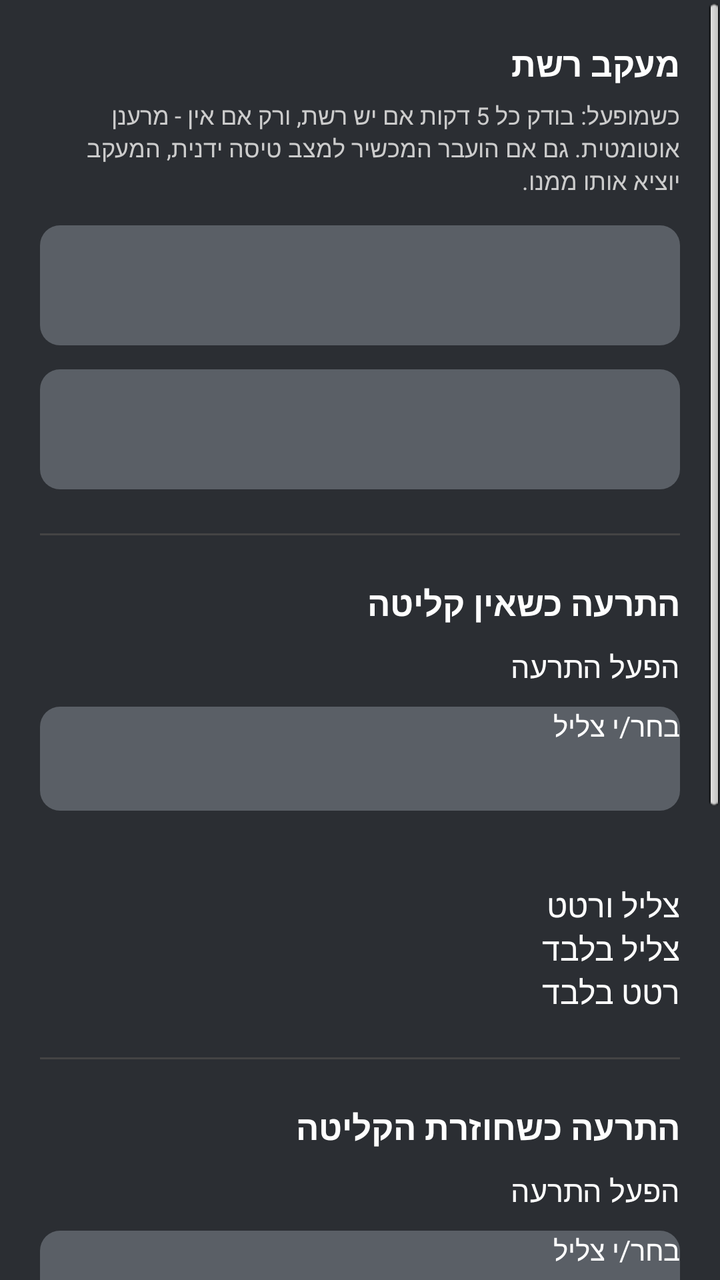
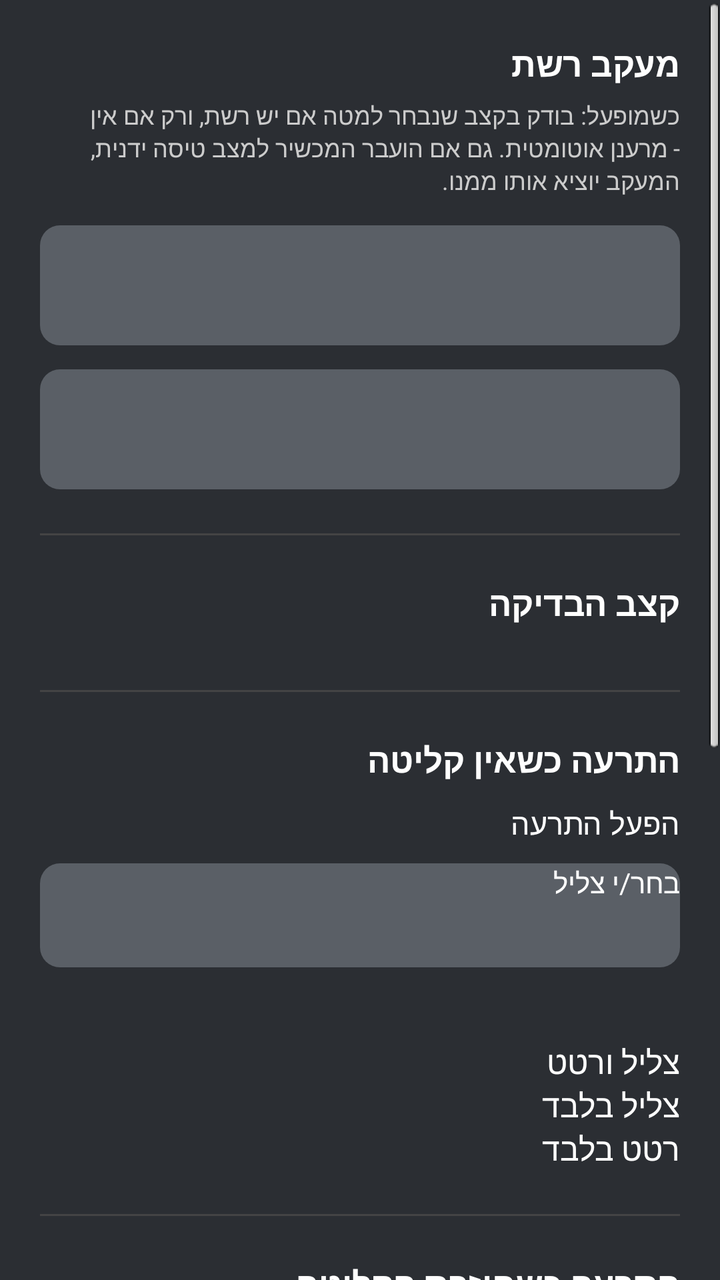

Compare the two renders of this Android layout. The source of the first and the diff that turns it into the second are given below.
<!-- AndroidManifest.xml: application theme AppTheme -->
<!-- res/layout/activity_settings.xml -->
<?xml version="1.0" encoding="utf-8"?>
<ScrollView xmlns:android="http://schemas.android.com/apk/res/android"
    android:layout_width="match_parent"
    android:layout_height="match_parent"
    android:fillViewport="true"
    android:background="?attr/colorBgMain">

    <LinearLayout
        android:layout_width="match_parent"
        android:layout_height="wrap_content"
        android:orientation="vertical"
        android:paddingLeft="20dp"
        android:paddingRight="20dp"
        android:paddingTop="20dp"
        android:paddingBottom="32dp">

        
        <TextView
            android:layout_width="match_parent"
            android:layout_height="wrap_content"
            android:text="@string/section_monitors"
            android:textColor="?attr/colorTextPrimary"
            android:textSize="17sp"
            android:textStyle="bold"
            android:paddingBottom="6dp" />

        <TextView
            android:layout_width="match_parent"
            android:layout_height="wrap_content"
            android:text="@string/monitor_explanation"
            android:textColor="?attr/colorTextSecondary"
            android:textSize="12sp"
            android:paddingBottom="14dp" />

        <Button
            android:id="@+id/btnPhoneMonitor"
            android:layout_width="match_parent"
            android:layout_height="60dp"
            android:layout_marginBottom="12dp"
            android:background="@drawable/bg_toggle_off"
            android:textColor="@color/text_white"
            android:textSize="15sp"
            android:textStyle="bold"
            android:focusable="true"
            android:focusableInTouchMode="false" />

        <Button
            android:id="@+id/btnInternetMonitor"
            android:layout_width="match_parent"
            android:layout_height="60dp"
            android:background="@drawable/bg_toggle_off"
            android:textColor="@color/text_white"
            android:textSize="15sp"
            android:textStyle="bold"
            android:focusable="true"
            android:focusableInTouchMode="false" />

        <View
            android:layout_width="match_parent"
            android:layout_height="1dp"
            android:background="?attr/colorDivider"
            android:layout_marginTop="22dp"
            android:layout_marginBottom="22dp" />

        
        <TextView
            android:layout_width="match_parent"
            android:layout_height="wrap_content"
            android:text="@string/section_alert_lost"
            android:textColor="?attr/colorTextPrimary"
            android:textSize="17sp"
            android:textStyle="bold"
            android:paddingBottom="10dp" />

        <CheckBox
            android:id="@+id/checkAlertLostEnabled"
            android:layout_width="match_parent"
            android:layout_height="wrap_content"
            android:text="@string/alert_enable"
            android:textColor="?attr/colorTextPrimary"
            android:textSize="15sp"
            android:paddingBottom="10dp" />

        <Button
            android:id="@+id/btnAlertLostSound"
            android:layout_width="match_parent"
            android:layout_height="52dp"
            android:layout_marginBottom="10dp"
            android:background="@drawable/bg_toggle_off"
            android:text="@string/alert_choose_sound"
            android:textColor="@color/text_white"
            android:textSize="14sp"
            android:focusable="true"
            android:focusableInTouchMode="false" />

        <TextView
            android:id="@+id/alertLostSoundName"
            android:layout_width="match_parent"
            android:layout_height="wrap_content"
            android:textColor="?attr/colorTextSecondary"
            android:textSize="12sp"
            android:paddingBottom="10dp" />

        <RadioGroup
            android:id="@+id/radioAlertLostMode"
            android:layout_width="match_parent"
            android:layout_height="wrap_content"
            android:orientation="vertical">

            <RadioButton
                android:id="@+id/radioLostSoundVibrate"
                android:layout_width="match_parent"
                android:layout_height="wrap_content"
                android:text="@string/alert_mode_sound_vibrate"
                android:textColor="?attr/colorTextPrimary" />

            <RadioButton
                android:id="@+id/radioLostSoundOnly"
                android:layout_width="match_parent"
                android:layout_height="wrap_content"
                android:text="@string/alert_mode_sound_only"
                android:textColor="?attr/colorTextPrimary" />

            <RadioButton
                android:id="@+id/radioLostVibrateOnly"
                android:layout_width="match_parent"
                android:layout_height="wrap_content"
                android:text="@string/alert_mode_vibrate_only"
                android:textColor="?attr/colorTextPrimary" />
        </RadioGroup>

        <View
            android:layout_width="match_parent"
            android:layout_height="1dp"
            android:background="?attr/colorDivider"
            android:layout_marginTop="22dp"
            android:layout_marginBottom="22dp" />

        
        <TextView
            android:layout_width="match_parent"
            android:layout_height="wrap_content"
            android:text="@string/section_alert_restored"
            android:textColor="?attr/colorTextPrimary"
            android:textSize="17sp"
            android:textStyle="bold"
            android:paddingBottom="10dp" />

        <CheckBox
            android:id="@+id/checkAlertRestoredEnabled"
            android:layout_width="match_parent"
            android:layout_height="wrap_content"
            android:text="@string/alert_enable"
            android:textColor="?attr/colorTextPrimary"
            android:textSize="15sp"
            android:paddingBottom="10dp" />

        <Button
            android:id="@+id/btnAlertRestoredSound"
            android:layout_width="match_parent"
            android:layout_height="52dp"
            android:layout_marginBottom="10dp"
            android:background="@drawable/bg_toggle_off"
            android:text="@string/alert_choose_sound"
            android:textColor="@color/text_white"
            android:textSize="14sp"
            android:focusable="true"
            android:focusableInTouchMode="false" />

        <TextView
            android:id="@+id/alertRestoredSoundName"
            android:layout_width="match_parent"
            android:layout_height="wrap_content"
            android:textColor="?attr/colorTextSecondary"
            android:textSize="12sp"
            android:paddingBottom="10dp" />

        <RadioGroup
            android:id="@+id/radioAlertRestoredMode"
            android:layout_width="match_parent"
            android:layout_height="wrap_content"
            android:orientation="vertical">

            <RadioButton
                android:id="@+id/radioRestoredSoundVibrate"
                android:layout_width="match_parent"
                android:layout_height="wrap_content"
                android:text="@string/alert_mode_sound_vibrate"
                android:textColor="?attr/colorTextPrimary" />

            <RadioButton
                android:id="@+id/radioRestoredSoundOnly"
                android:layout_width="match_parent"
                android:layout_height="wrap_content"
                android:text="@string/alert_mode_sound_only"
                android:textColor="?attr/colorTextPrimary" />

            <RadioButton
                android:id="@+id/radioRestoredVibrateOnly"
                android:layout_width="match_parent"
                android:layout_height="wrap_content"
                android:text="@string/alert_mode_vibrate_only"
                android:textColor="?attr/colorTextPrimary" />
        </RadioGroup>

        <View
            android:layout_width="match_parent"
            android:layout_height="1dp"
            android:background="?attr/colorDivider"
            android:layout_marginTop="22dp"
            android:layout_marginBottom="22dp" />

        
        <TextView
            android:layout_width="match_parent"
            android:layout_height="wrap_content"
            android:text="@string/section_diagnostics"
            android:textColor="?attr/colorTextPrimary"
            android:textSize="17sp"
            android:textStyle="bold"
            android:paddingBottom="6dp" />

        <TextView
            android:layout_width="match_parent"
            android:layout_height="wrap_content"
            android:text="@string/diagnostics_explanation"
            android:textColor="?attr/colorTextSecondary"
            android:textSize="12sp"
            android:paddingBottom="10dp" />

        <TextView
            android:id="@+id/diagnosticsLogText"
            android:layout_width="match_parent"
            android:layout_height="wrap_content"
            android:text=""
            android:textColor="?attr/colorTextSecondary"
            android:textSize="11sp"
            android:fontFamily="monospace"
            android:background="?attr/colorRowBg"
            android:padding="10dp"
            android:layout_marginBottom="12dp" />

        <Button
            android:id="@+id/btnClearDiagnostics"
            android:layout_width="match_parent"
            android:layout_height="48dp"
            android:background="@drawable/bg_toggle_off"
            android:text="@string/diagnostics_clear"
            android:textColor="@color/text_white"
            android:textSize="14sp"
            android:focusable="true"
            android:focusableInTouchMode="false" />

    </LinearLayout>
</ScrollView>
<!-- resources referenced by this layout -->
<resources>
  <color name="text_white">#FFFFFFFF</color>
  <!-- drawable bg_toggle_off (drawable) -->
  <?xml version="1.0" encoding="utf-8"?>
  <selector xmlns:android="http://schemas.android.com/apk/res/android">
  
      <item android:state_focused="true">
          <shape android:shape="rectangle">
              <corners android:radius="10dp" />
              <solid android:color="@color/toggle_off_gray" />
              <stroke android:width="3dp" android:color="@color/focus_green" />
          </shape>
      </item>
  
      <item android:state_pressed="true">
          <shape android:shape="rectangle">
              <corners android:radius="10dp" />
              <solid android:color="@color/toggle_off_gray" />
              <stroke android:width="3dp" android:color="@color/focus_green" />
          </shape>
      </item>
  
      <item>
          <shape android:shape="rectangle">
              <corners android:radius="10dp" />
              <solid android:color="@color/toggle_off_gray" />
          </shape>
      </item>
  
  </selector>
  <string name="alert_choose_sound">בחר/י צליל</string>
  <string name="alert_enable">הפעל התרעה</string>
  <string name="alert_mode_sound_only">צליל בלבד</string>
  <string name="alert_mode_sound_vibrate">צליל ורטט</string>
  <string name="alert_mode_vibrate_only">רטט בלבד</string>
  <string name="diagnostics_clear">נקה יומן</string>
  <string name="diagnostics_explanation">רשומות של הבדיקות האחרונות - אם אין שורה חדשה כל 5 דקות, סימן שהבדיקה התקופתית לא רצה בכלל.</string>
  <string name="monitor_explanation">כשמופעל: בודק כל 5 דקות אם יש רשת, ורק אם אין - מרענן אוטומטית. גם אם הועבר המכשיר למצב טיסה ידנית, המעקב יוציא אותו ממנו.</string>
  <string name="section_alert_lost">התרעה כשאין קליטה</string>
  <string name="section_alert_restored">התרעה כשחוזרת הקליטה</string>
  <string name="section_diagnostics">יומן אבחון</string>
  <string name="section_monitors">מעקב רשת</string>
  <style name="AppTheme" parent="android:Theme">
          <item name="android:windowNoTitle">true</item>
          <item name="colorBgMain">@color/bg_dark</item>
          <item name="colorHeaderBg">@color/header_black</item>
          <item name="colorAccent">@color/accent_teal</item>
          <item name="colorTextPrimary">@color/text_white</item>
          <item name="colorTextSecondary">@color/text_light_gray</item>
          <item name="colorRowBg">@color/row_gray</item>
          <item name="colorDivider">@color/divider_gray</item>
          <item name="colorButtonText">@color/text_white</item>
      </style>
  <color name="toggle_off_gray">#FF5A5F66</color>
  <color name="focus_green">@android:color/holo_green_light</color>
  <color name="bg_dark">#FF2B2E33</color>
  <color name="header_black">#FF000000</color>
  <color name="accent_teal">#FF00BCD4</color>
  <color name="text_light_gray">#FFCCCCCC</color>
  <color name="row_gray">#FF3A3E44</color>
  <color name="divider_gray">#FF444444</color>
</resources>

<!-- the commit's change to res/layout/activity_settings.xml (unified diff, before → after) -->
@@ -66,6 +66,29 @@
         <TextView
             android:layout_width="match_parent"
             android:layout_height="wrap_content"
+            android:text="@string/section_interval"
+            android:textColor="?attr/colorTextPrimary"
+            android:textSize="17sp"
+            android:textStyle="bold"
+            android:paddingBottom="10dp" />
+
+        <RadioGroup
+            android:id="@+id/radioInterval"
+            android:layout_width="match_parent"
+            android:layout_height="wrap_content"
+            android:orientation="vertical" />
+
+        <View
+            android:layout_width="match_parent"
+            android:layout_height="1dp"
+            android:background="?attr/colorDivider"
+            android:layout_marginTop="22dp"
+            android:layout_marginBottom="22dp" />
+
+        
+        <TextView
+            android:layout_width="match_parent"
+            android:layout_height="wrap_content"
             android:text="@string/section_alert_lost"
             android:textColor="?attr/colorTextPrimary"
             android:textSize="17sp"
<!-- resource entries referenced after the edit -->
@@ -35,11 +35,12 @@
   <string name="alert_mode_sound_vibrate">צליל ורטט</string>
   <string name="alert_mode_vibrate_only">רטט בלבד</string>
   <string name="diagnostics_clear">נקה יומן</string>
-  <string name="diagnostics_explanation">רשומות של הבדיקות האחרונות - אם אין שורה חדשה כל 5 דקות, סימן שהבדיקה התקופתית לא רצה בכלל.</string>
-  <string name="monitor_explanation">כשמופעל: בודק כל 5 דקות אם יש רשת, ורק אם אין - מרענן אוטומטית. גם אם הועבר המכשיר למצב טיסה ידנית, המעקב יוציא אותו ממנו.</string>
+  <string name="diagnostics_explanation">רשומות של הבדיקות האחרונות - אם אין שורה חדשה בקצב שנבחר, סימן שהבדיקה התקופתית לא רצה בכלל.</string>
+  <string name="monitor_explanation">כשמופעל: בודק בקצב שנבחר למטה אם יש רשת, ורק אם אין - מרענן אוטומטית. גם אם הועבר המכשיר למצב טיסה ידנית, המעקב יוציא אותו ממנו.</string>
   <string name="section_alert_lost">התרעה כשאין קליטה</string>
   <string name="section_alert_restored">התרעה כשחוזרת הקליטה</string>
   <string name="section_diagnostics">יומן אבחון</string>
+  <string name="section_interval">קצב הבדיקה</string>
   <string name="section_monitors">מעקב רשת</string>
   <style name="AppTheme" parent="android:Theme">
           <item name="android:windowNoTitle">true</item>
